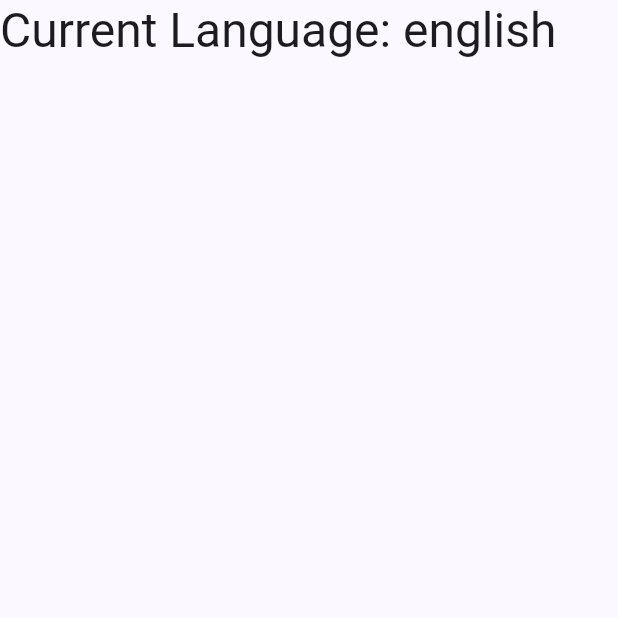
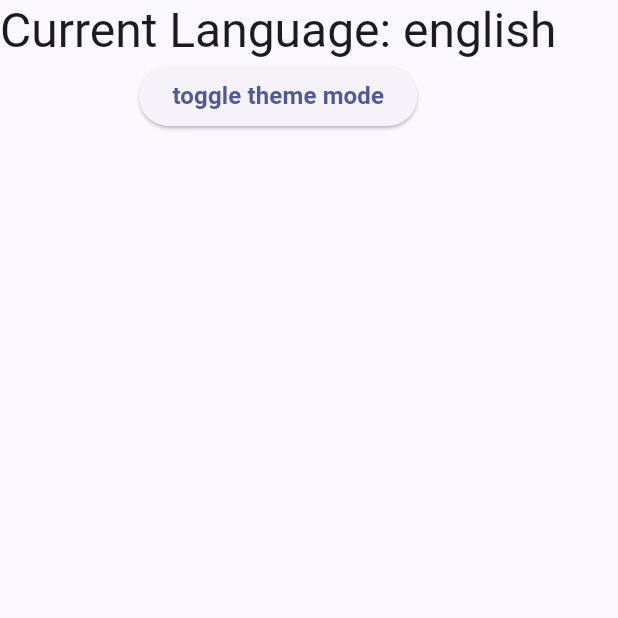
Before and after one commit to HwangSooHyeon/resume, a Flutter app: the screen it shows after launch, on a phone screen of 412 x 824 dp, the top half of it. Run offline on Flutter 3.47's test engine with Material 3 defaults, Android fonts, the phone set to English and light mode, and no system bars; our stand-ins replace flutter_riverpod, riverpod_annotation; generated files the repository leaves out were written again; Roboto replaces fonts that are missing (NanumSquareNeo).

Commit message:
feat: apply toggle theme mode function

```diff
--- a/lib/main.dart
+++ b/lib/main.dart
@@ -3,6 +3,7 @@ import 'package:flutter_riverpod/flutter_riverpod.dart';
 import 'package:resume/l10n/gen_l10n/app_localizations.dart';
 import 'package:resume/page/home_page.dart';
 import 'package:resume/state/app_localizations_state.dart';
+import 'package:resume/state/theme_mode_state.dart';
 import 'package:resume/util/theme/custom_theme.dart';
 
 void main() {
@@ -21,10 +22,12 @@ class MyApp extends ConsumerWidget {
   @override
   Widget build(BuildContext context, WidgetRef ref) {
     final locale = ref.watch(appLocalizationsStateProvider);
+    final themeMode = ref.watch(themeModeStateProvider);
     return MaterialApp(
       title: 'Resume',
       theme: CustomTheme.themeData(),
       darkTheme: CustomTheme.themeData(isDark: true),
+      themeMode: themeMode,
       localizationsDelegates: AppLocalizations.localizationsDelegates,
       supportedLocales: AppLocalizations.supportedLocales,
       debugShowCheckedModeBanner: false,
--- a/lib/page/home_page.dart
+++ b/lib/page/home_page.dart
@@ -1,6 +1,7 @@
 import 'package:flutter/material.dart';
 import 'package:flutter_riverpod/flutter_riverpod.dart';
 import 'package:resume/l10n/gen_l10n/app_localizations.dart';
+import 'package:resume/state/theme_mode_state.dart';
 import 'package:resume/util/extension/build_context_extension.dart';
 import 'package:resume/widget/common/default_layout.dart';
 
@@ -16,6 +17,12 @@ class HomePage extends ConsumerWidget {
             'Current Language: ${AppLocalizations.of(context)?.language}',
             style: context.textTheme.headlineLarge,
           ),
+          ElevatedButton(
+            onPressed: () {
+              ref.read(themeModeStateProvider.notifier).toggleThemeMode(context);
+            },
+            child: Text('toggle theme mode'),
+          ),
         ],
       ),
     );
```
Also changed, not shown: lib/state/theme_mode_state.dart (added, +22 -0 lines), lib/state/theme_mode_state.g.dart (added).
